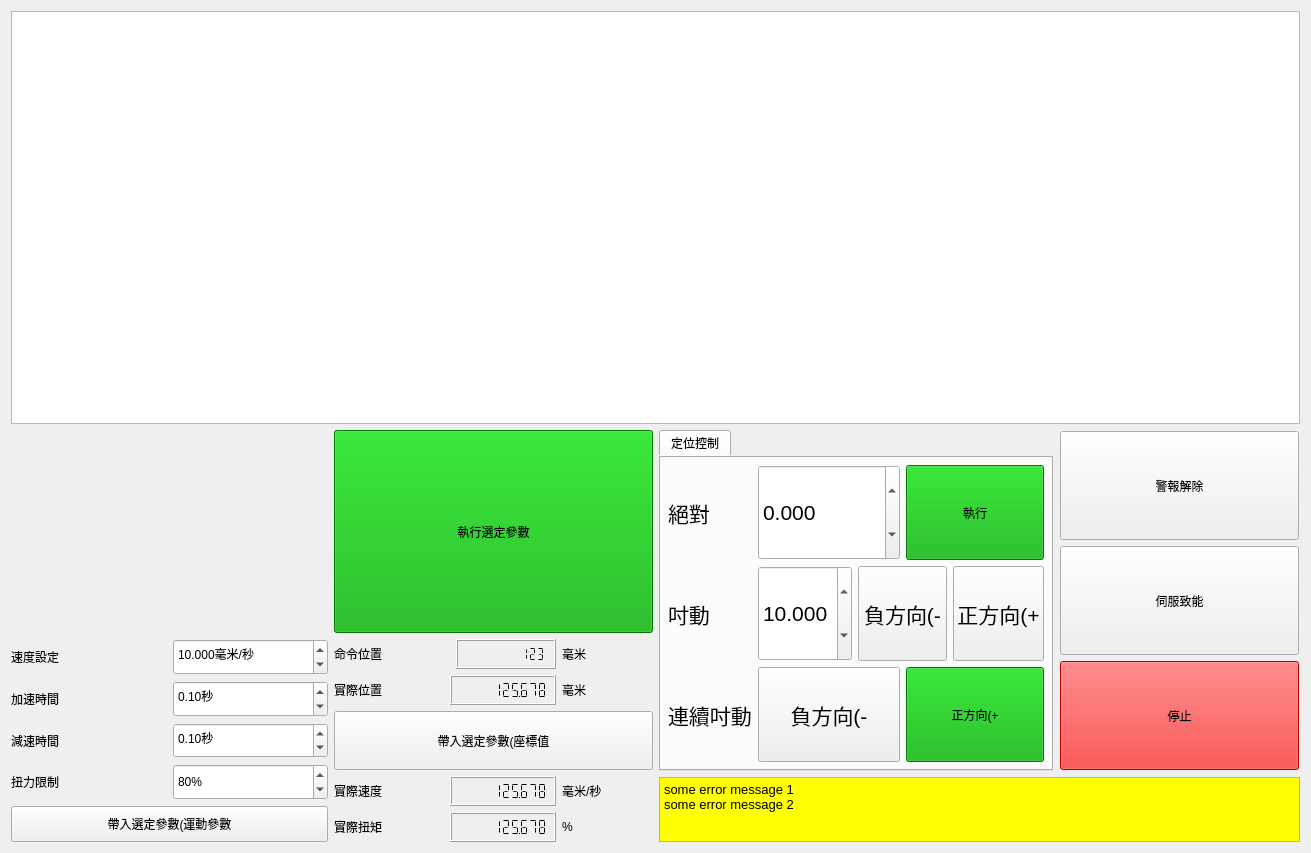
Above: bank-view/fronts/frontaxisparameter.ui from smandyscom/front-base-widget before the change. Below: the same form after it.
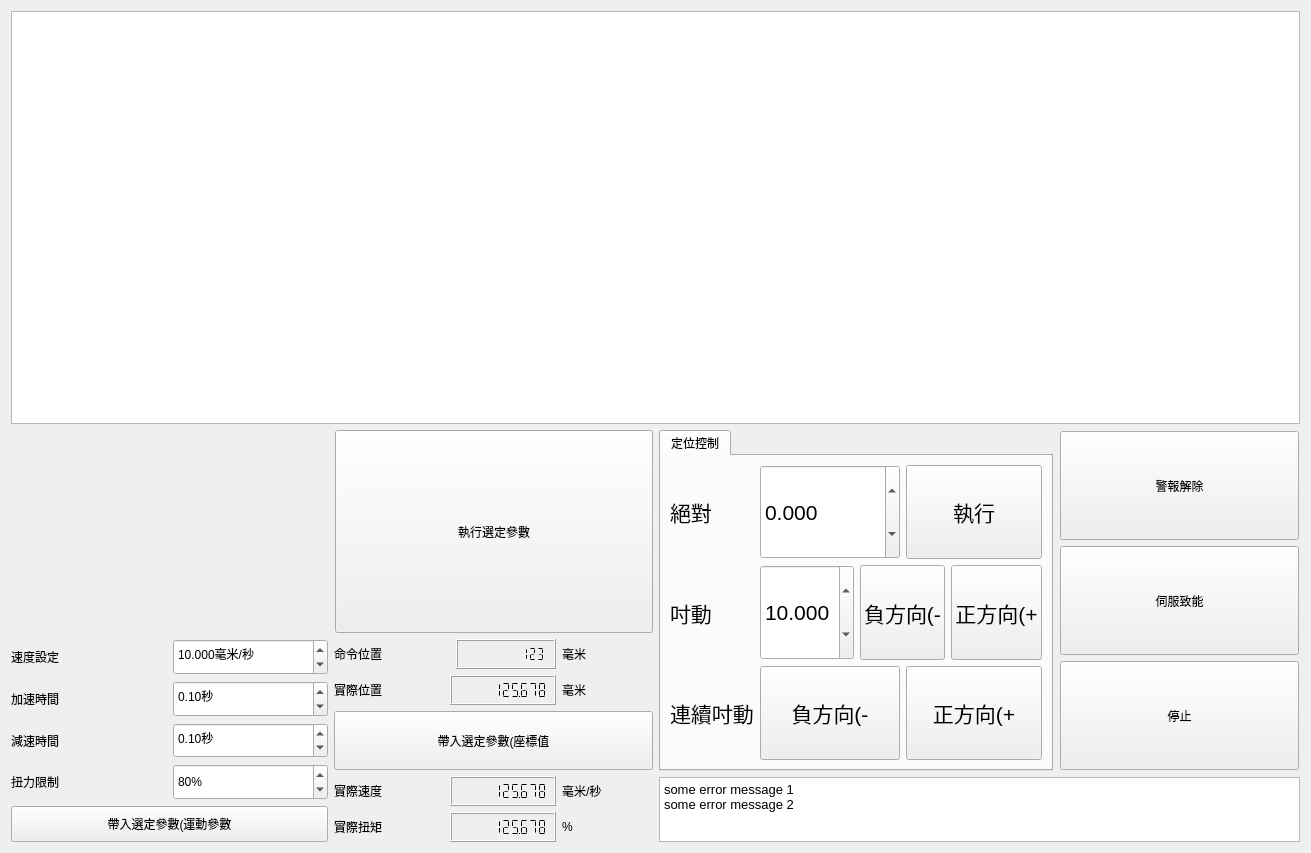
That is the form after the change. Custom widgets are drawn as their Qt base class.

Diff of the .ui file:
```diff
--- a/bank-view/fronts/frontaxisparameter.ui
+++ b/bank-view/fronts/frontaxisparameter.ui
@@ -61,9 +61,11 @@
     <layout class="QGridLayout" name="gridLayout_10">
      <item row="0" column="0">
       <layout class="QGridLayout" name="gridLayout_7">
-       <item row="0" column="0" rowspan="2">
-        <layout class="QGridLayout" name="gridLayout_6">
          <item row="0" column="0">
+        <layout class="QVBoxLayout" name="verticalLayout">
+         <item>
+          <layout class="QHBoxLayout" name="horizontalLayout">
+           <item>
           <widget class="FrontTwinFilter2" name="widgetFilter" native="true">
            <property name="sizePolicy">
             <sizepolicy hsizetype="Preferred" vsizetype="Preferred">
@@ -73,13 +75,13 @@
            </property>
            <property name="minimumSize">
             <size>
-             <width>250</width>
-             <height>110</height>
+               <width>0</width>
+               <height>0</height>
             </size>
            </property>
           </widget>
          </item>
-         <item row="0" column="1">
+           <item>
           <widget class="QPushButton" name="pushButtonDirectExecution">
            <property name="sizePolicy">
             <sizepolicy hsizetype="Preferred" vsizetype="Preferred">
@@ -87,14 +89,15 @@
              <verstretch>0</verstretch>
             </sizepolicy>
            </property>
-           <property name="styleSheet">
-            <string notr="true">background-color: rgb(0, 170, 0);</string>
-           </property>
            <property name="text">
             <string>執行選定參數</string>
            </property>
           </widget>
          </item>
+          </layout>
+         </item>
+         <item>
+          <layout class="QGridLayout" name="gridLayout_6">
          <item row="1" column="0">
           <layout class="QGridLayout" name="gridLayout_4">
            <item row="0" column="0">
@@ -588,6 +591,8 @@
        </item>
       </layout>
      </item>
+      </layout>
+     </item>
      <item row="0" column="1">
       <layout class="QGridLayout" name="gridLayout_9">
        <item row="0" column="0">
@@ -600,9 +605,6 @@
              <verstretch>0</verstretch>
             </sizepolicy>
            </property>
-           <property name="styleSheet">
-            <string notr="true">border-color: rgb(0, 0, 0);</string>
-           </property>
            <property name="currentIndex">
             <number>0</number>
            </property>
@@ -748,9 +750,6 @@
                  <property name="autoFillBackground">
                   <bool>false</bool>
                  </property>
-                 <property name="styleSheet">
-                  <string notr="true">background-color: rgb(0, 170, 0);</string>
-                 </property>
                  <property name="text">
                   <string>執行</string>
                  </property>
@@ -773,9 +772,6 @@
                  <property name="autoFillBackground">
                   <bool>false</bool>
                  </property>
-                 <property name="styleSheet">
-                  <string notr="true"/>
-                 </property>
                  <property name="text">
                   <string>負方向(-</string>
                  </property>
@@ -801,9 +797,6 @@
                  <property name="autoFillBackground">
                   <bool>false</bool>
                  </property>
-                 <property name="styleSheet">
-                  <string notr="true">background-color: rgb(0, 170, 0);</string>
-                 </property>
                  <property name="text">
                   <string>正方向(+</string>
                  </property>
@@ -893,9 +886,6 @@
              <property name="autoFillBackground">
               <bool>false</bool>
              </property>
-             <property name="styleSheet">
-              <string notr="true">background-color: rgb(255, 0, 0);</string>
-             </property>
              <property name="text">
               <string>停止</string>
              </property>
@@ -945,17 +935,14 @@
            <height>65</height>
           </size>
          </property>
-         <property name="styleSheet">
-          <string notr="true">background-color: rgb(255, 255, 0);</string>
-         </property>
          <property name="html">
           <string>&lt;!DOCTYPE HTML PUBLIC &quot;-//W3C//DTD HTML 4.0//EN&quot; &quot;http://www.w3.org/TR/REC-html40/strict.dtd&quot;&gt;
 &lt;html&gt;&lt;head&gt;&lt;meta name=&quot;qrichtext&quot; content=&quot;1&quot; /&gt;&lt;style type=&quot;text/css&quot;&gt;
 p, li { white-space: pre-wrap; }
-&lt;/style&gt;&lt;/head&gt;&lt;body style=&quot; font-family:'MS Shell Dlg 2'; font-size:8.25pt; font-weight:400; font-style:normal;&quot;&gt;
-&lt;p style=&quot; margin-top:0px; margin-bottom:0px; margin-left:0px; margin-right:0px; -qt-block-indent:0; text-indent:0px;&quot;&gt;&lt;span style=&quot; font-size:10pt;&quot;&gt;some error message 1&lt;/span&gt;&lt;/p&gt;
-&lt;p style=&quot; margin-top:0px; margin-bottom:0px; margin-left:0px; margin-right:0px; -qt-block-indent:0; text-indent:0px;&quot;&gt;&lt;span style=&quot; font-size:10pt;&quot;&gt;some error message 2&lt;/span&gt;&lt;/p&gt;
-&lt;p style=&quot;-qt-paragraph-type:empty; margin-top:0px; margin-bottom:0px; margin-left:0px; margin-right:0px; -qt-block-indent:0; text-indent:0px; font-size:10pt;&quot;&gt;&lt;br /&gt;&lt;/p&gt;&lt;/body&gt;&lt;/html&gt;</string>
+&lt;/style&gt;&lt;/head&gt;&lt;body style=&quot; font-family:'.SF NS Text'; font-size:13pt; font-weight:400; font-style:normal;&quot;&gt;
+&lt;p style=&quot; margin-top:0px; margin-bottom:0px; margin-left:0px; margin-right:0px; -qt-block-indent:0; text-indent:0px;&quot;&gt;&lt;span style=&quot; font-family:'MS Shell Dlg 2'; font-size:10pt;&quot;&gt;some error message 1&lt;/span&gt;&lt;/p&gt;
+&lt;p style=&quot; margin-top:0px; margin-bottom:0px; margin-left:0px; margin-right:0px; -qt-block-indent:0; text-indent:0px;&quot;&gt;&lt;span style=&quot; font-family:'MS Shell Dlg 2'; font-size:10pt;&quot;&gt;some error message 2&lt;/span&gt;&lt;/p&gt;
+&lt;p style=&quot;-qt-paragraph-type:empty; margin-top:0px; margin-bottom:0px; margin-left:0px; margin-right:0px; -qt-block-indent:0; text-indent:0px; font-family:'MS Shell Dlg 2'; font-size:10pt;&quot;&gt;&lt;br /&gt;&lt;/p&gt;&lt;/body&gt;&lt;/html&gt;</string>
          </property>
         </widget>
        </item>
```
Lines whose indentation alone changed are shown as unchanged.
